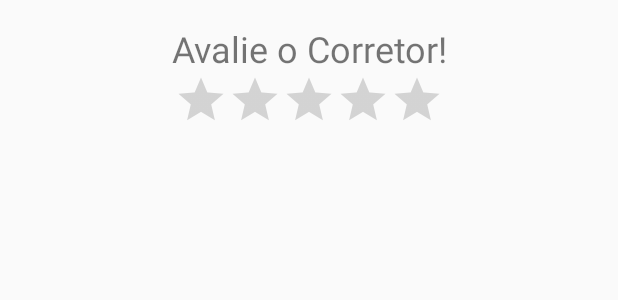
After one commit to imobox/imobox-app, an Android app: the layout rate_dialog.xml on its own in the app's theme, with its tools: preview values and no code run, on a phone screen of 412 x 824 dp. The commit adds this screen. Shown: the top 300 px of the screen. Run offline under Robolectric (Android 15) with nearby library versions, the phone set to English and light mode, and no system bars.

Commit message:
add corretor rating

```diff
--- a/app/src/main/res/drawable/circle_background.xml
+++ b/app/src/main/res/drawable/circle_background.xml
@@ -3,7 +3,7 @@
     <corners android:radius="50dip" />
     <stroke
         android:width="5dip"
-        android:color="@color/messageColor" />
+        android:color="@color/colorAccent" />
 
-    <solid android:color="@color/messageColor" />
+    <solid android:color="@color/colorAccent" />
 </shape>
--- a/app/src/main/res/layout/item_chat.xml
+++ b/app/src/main/res/layout/item_chat.xml
@@ -12,6 +12,7 @@
         android:layout_marginBottom="4dp"
         android:layout_gravity="end"
         android:padding="8dp"
+        android:textColor="#fff"
         android:text="Olá"
         android:layout_width="wrap_content"
         android:layout_height="wrap_content"
--- /dev/null
+++ b/app/src/main/res/layout/rate_dialog.xml
@@ -0,0 +1,28 @@
+<?xml version="1.0" encoding="utf-8"?>
+<LinearLayout xmlns:android="http://schemas.android.com/apk/res/android"
+    xmlns:app="http://schemas.android.com/apk/res-auto"
+    android:orientation="vertical"
+    android:layout_width="match_parent"
+    android:layout_height="wrap_content">
+
+    <TextView
+        android:textSize="24sp"
+        android:layout_marginTop="16dp"
+        android:gravity="center"
+        android:layout_width="match_parent"
+        android:layout_height="wrap_content"
+        android:text="Avalie o Corretor!"/>
+    <RatingBar
+        android:id="@+id/rating_stars_gn"
+        android:layout_marginBottom="16dp"
+        android:clickable="true"
+        android:layout_gravity="center_horizontal"
+        android:layout_width="wrap_content"
+        android:layout_height="wrap_content"
+        android:indeterminateTint="@color/colorAccent"
+        style="?android:attr/ratingBarStyleIndicator"
+        android:numStars="5"
+        android:stepSize="1"
+        android:isIndicator="false" />
+
+</LinearLayout>
--- /dev/null
+++ b/app/src/main/res/menu/chat_menu.xml
@@ -0,0 +1,6 @@
+<?xml version="1.0" encoding="utf-8"?>
+<menu xmlns:android="http://schemas.android.com/apk/res/android">
+    <item
+        android:id="@+id/rate"
+        android:title="Avaliar"/>
+</menu>
```
Also changed, not shown: app/src/main/java/br/imobox/com/imobox/ChatActivity.java (+61 -0 lines).
